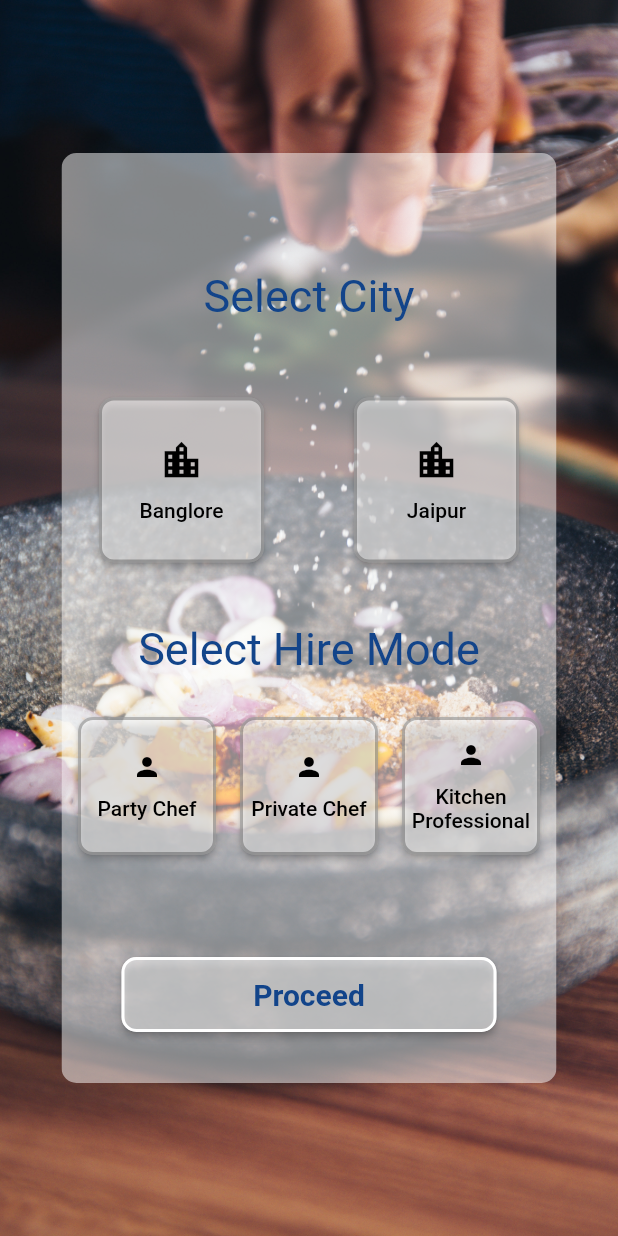
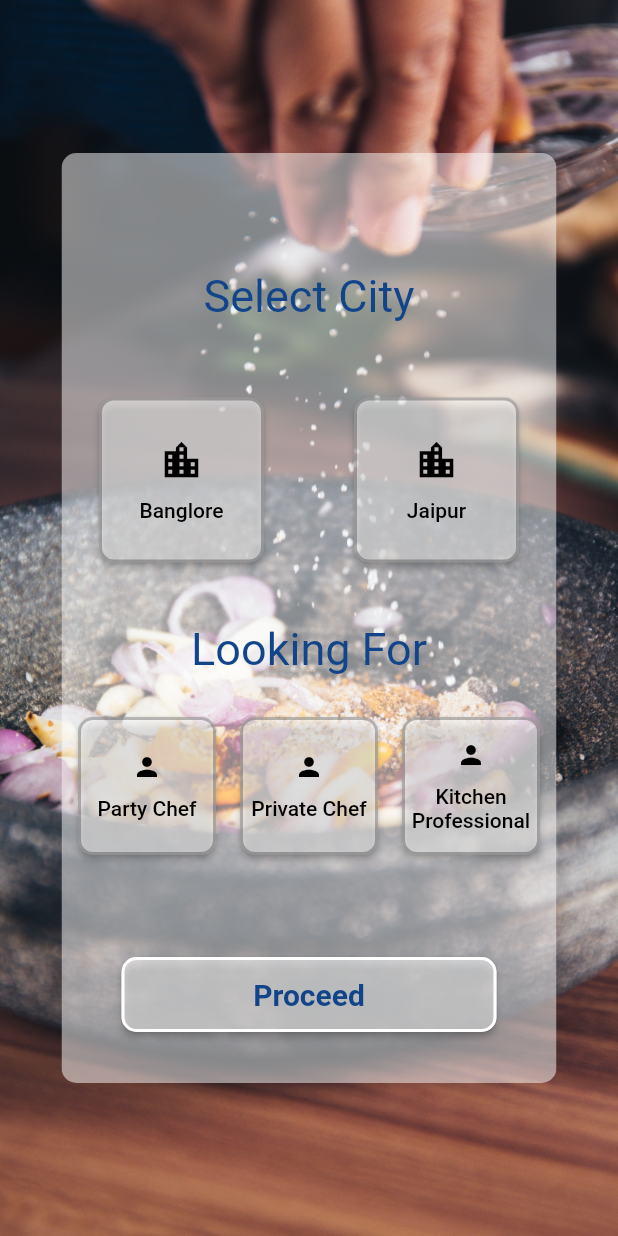
Before and after one commit to Chef-Connect-India-Tech/chef-connect-india, a Flutter app: the Select_Mode screen opened directly, on a phone screen of 412 x 824 dp. Run offline on Flutter 3.47's test engine with Material 2 defaults, Android fonts, the phone set to English and light mode, and no system bars; drawn by our look-alikes of glassmorphism; our stand-ins replace cloud_firestore, country_code_picker, firebase_auth, firebase_core, fluttertoast, rflutter_alert; accounts and stored records are empty.

Commit message:
minor changes - navbar

```diff
--- a/lib/Main Screen/select_mode.dart
+++ b/lib/Main Screen/select_mode.dart
@@ -241,7 +241,7 @@ class _Select_ModeState extends State<Select_Mode> {
                       height: 10,
                     ),
                     Text(
-                      "Select Hire Mode",
+                      "Looking For",
                       style: TextStyle(
                         color: Color.fromARGB(255, 18, 68, 138),
                         fontSize: 30,
--- a/lib/main.dart
+++ b/lib/main.dart
@@ -1,6 +1,6 @@
 import 'package:flutter/material.dart';
 import 'package:glass_morphism/Main%20Screen/User_login.dart';
-import 'package:glass_morphism/Main%20Screen/select_mode.dart';
+// import 'package:glass_morphism/Main%20Screen/select_mode.dart';
 import 'package:glassmorphism/glassmorphism.dart';
 import 'package:firebase_core/firebase_core.dart';
 
```
Also changed, not shown: lib/Drawers/navigation_drawer.dart (+10 -0 lines).
